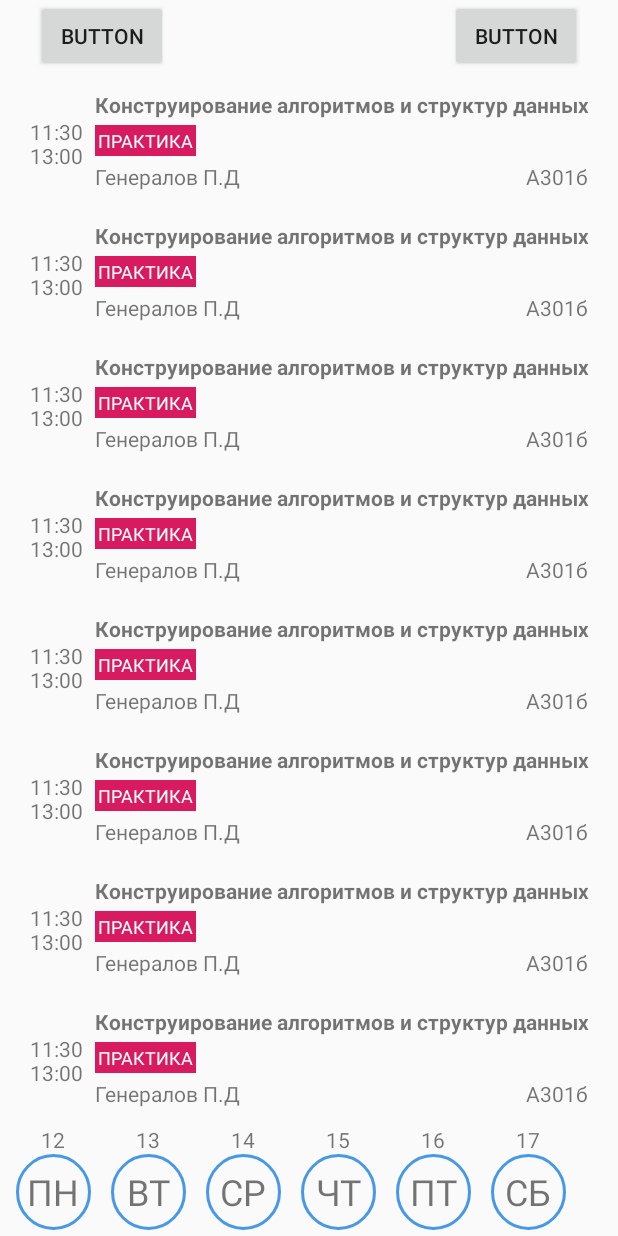
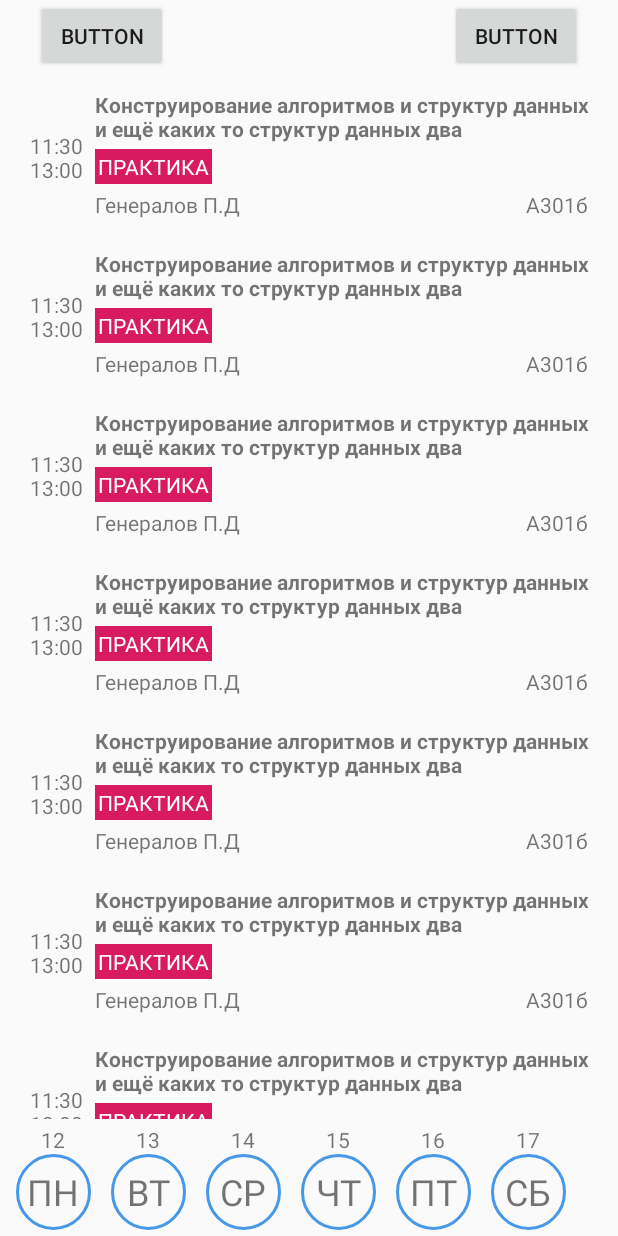
Before and after one commit to nsnk29/Schedule, an Android app: the screen it shows after launch (MainActivity), on a phone screen of 412 x 824 dp. Run offline under Robolectric (Android 15) with nearby library versions, the phone set to English and light mode, and no system bars; libraries missing offline, so code that uses them is left out: io.realm, io.realm.kotlin; 3 statements that could not run were skipped.

Commit message:
Fixed textView size. Now it's working with all displays

```diff
--- a/app/src/main/java/com/example/schedule/MainActivity.kt
+++ b/app/src/main/java/com/example/schedule/MainActivity.kt
@@ -25,6 +25,12 @@ import androidx.recyclerview.widget.RecyclerView
 import com.example.schedule.adapters.BottomRecycleAdapter
 import com.example.schedule.adapters.MainRecycleAdapter
 import kotlinx.android.synthetic.main.activity_main.*
+import android.R.attr.y
+import android.R.attr.x
+import android.graphics.Point
+import android.view.Display
+
+
 
 
 class MainActivity : AppCompatActivity() {
@@ -70,6 +76,11 @@ class MainActivity : AppCompatActivity() {
 
         realm = Realm.getDefaultInstance()
         getJSON()
+        val display = windowManager.defaultDisplay
+        val size = Point()
+        display.getSize(size)
+        val width = size.x
+        val height = size.y
 
 }
 
@@ -78,6 +89,10 @@ class MainActivity : AppCompatActivity() {
         startActivity(intent)
     }
 
+
+    fun checkFirstStart(){
+
+    }
 
 private fun getJSON() {
     val client = OkHttpClient()
--- a/app/src/main/res/layout/one_day_layout.xml
+++ b/app/src/main/res/layout/one_day_layout.xml
@@ -2,13 +2,14 @@
 <LinearLayout xmlns:android="http://schemas.android.com/apk/res/android"
               android:orientation="vertical"
               android:layout_width="50dp"
-              android:layout_height="70dp">
+              android:layout_height="70dp" android:id="@+id/wrapper">
 
     <TextView
             android:text="29"
             android:layout_width="match_parent"
             android:layout_height="wrap_content"
             android:id="@+id/date"
+
             android:gravity="center"/>
     <TextView
             android:text="ПН"
--- a/app/src/main/res/layout/pair_layout.xml
+++ b/app/src/main/res/layout/pair_layout.xml
@@ -13,17 +13,17 @@
                 android:layout_height="wrap_content" android:id="@+id/pair_time" android:layout_margin="4dp"
                 android:padding="4dp" app:layout_constraintStart_toStartOf="parent"
                 app:layout_constraintBottom_toBottomOf="parent" app:layout_constraintTop_toTopOf="parent"/>
-        <androidx.appcompat.widget.AppCompatTextView
-                android:text="Конструирование алгоритмов и структур данных"
-                android:layout_width="wrap_content"
+        <TextView
+                android:text="Конструирование алгоритмов и структур данных и ещё каких то структур данных два"
+                android:layout_width="0dp"
                 android:layout_height="wrap_content"
                 android:id="@+id/subject_name" app:layout_constraintStart_toEndOf="@+id/pair_time"
                 app:layout_constraintTop_toTopOf="parent" android:layout_marginStart="4dp"
                 android:layout_marginTop="8dp" android:singleLine="false" android:layout_margin="4dp"
                 android:textStyle="bold" android:textSize="14sp" android:scrollHorizontally="false"
-                android:breakStrategy="balanced"
+                app:layout_constraintEnd_toEndOf="parent"/>
+                <!--android:paddingRight="50dp"-->
 
-        />
 
         <TextView
                 android:text="Практика"
@@ -32,7 +32,7 @@
                 android:id="@+id/type_of_subject" app:layout_constraintStart_toEndOf="@+id/pair_time"
                 app:layout_constraintTop_toBottomOf="@+id/subject_name" android:layout_marginStart="4dp"
                 android:layout_marginTop="4dp" android:padding="2dp" android:background="#D81B60"
-                android:textColor="#FFFFFF" android:textAllCaps="true" android:textSize="12dp"/>
+                android:textColor="#FFFFFF" android:textAllCaps="true" android:textSize="14sp"/>
         <TextView
                 android:text="Генералов П.Д"
                 android:layout_width="wrap_content"
```
